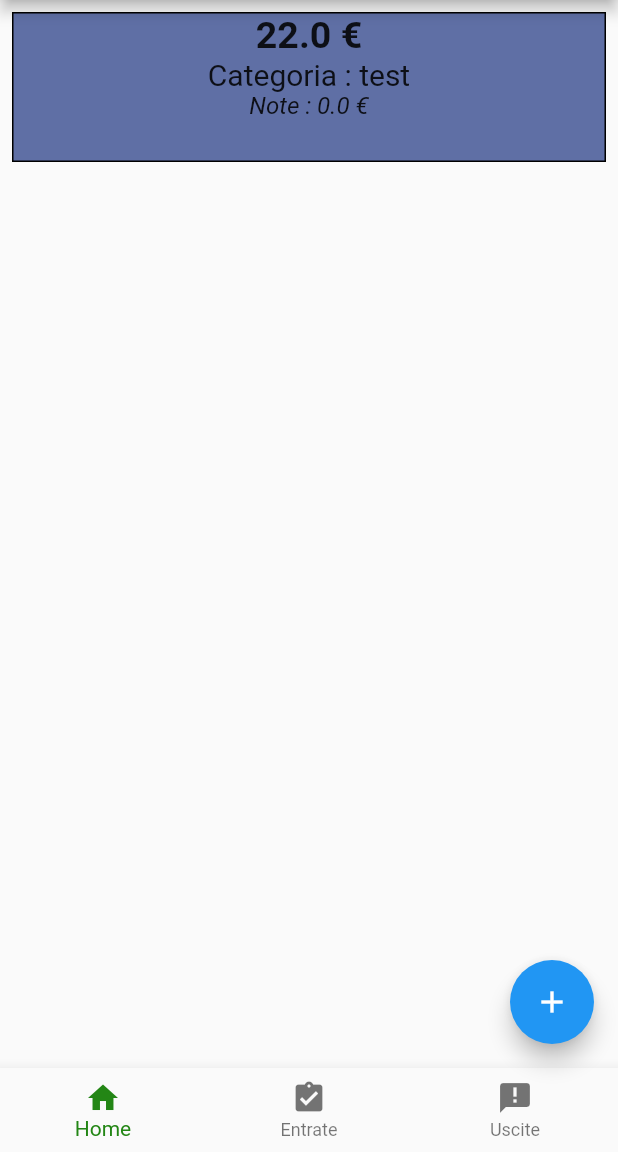
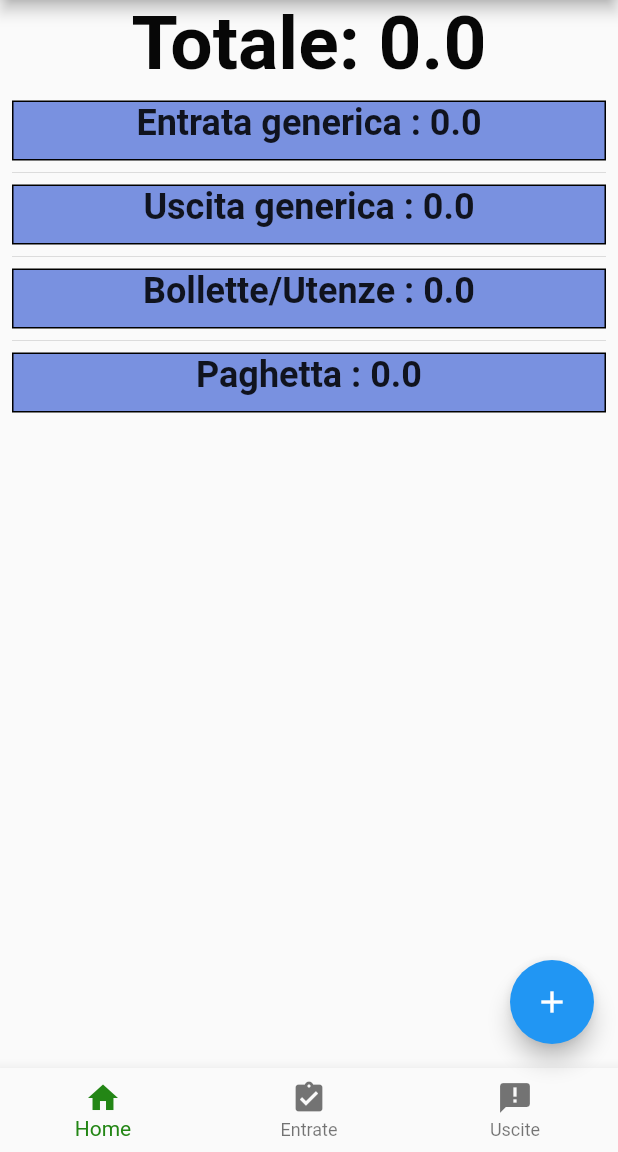
Before and after one commit to AurelMalaj/CakeMoney, a Flutter app: the screen it shows after launch, on a phone screen of 412 x 824 dp, the part 84-1236 px from its top. Run offline on Flutter 3.47's test engine with Material 2 defaults, Android fonts, the phone set to English and light mode, and no system bars.

Commit message:
fix home

```diff
--- a/lib/screens/home.dart
+++ b/lib/screens/home.dart
@@ -18,9 +18,9 @@ class MyHomePage extends StatefulWidget {
 class _MyHomePageState extends State<MyHomePage> {
   int _index = 0;
 
-  final List<Movement> mockMovement = <Movement>[
-    Movement(value: 22, category: "test")
-  ];
+  // final List<Movement> mockMovement = <Movement>[
+  //   Movement(value: 22, category: "test")
+  // ];
 
   @override
   Widget build(BuildContext context) {
@@ -30,34 +30,37 @@ class _MyHomePageState extends State<MyHomePage> {
           centerTitle: true,
           backgroundColor: Color.fromARGB(255, 7, 33, 116),
         ),
-        body: ListView.separated(
+        //crtl .
+        body: Column(
+          children: [
+            Text('Totale: ${Provider.of<Wallet>(context).sum()}',
+                style: TextStyle(
+                    fontSize: 50,
+                    fontWeight: FontWeight.bold,
+                    color: Color.fromARGB(255, 7, 7, 7))),
+            Expanded(
+              child: ListView.separated(
                 padding: const EdgeInsets.all(8),
-          itemCount: mockMovement.length,
+                itemCount:
+                    Provider.of<Wallet>(context).possibileCategories.length,
                 itemBuilder: (BuildContext context, int index) {
                   return Container(
-              height: 100,
-              width: 300,
+                    height: 40,
+                    width: 250,
                     decoration: BoxDecoration(
-                color: Color.fromARGB(255, 95, 111, 165),
+                      color: Color.fromARGB(255, 121, 145, 224),
                       border: Border.all(color: Colors.black),
                     ),
                     child: Center(
                       child: Column(
                         children: [
                           Text(
-                      '${mockMovement[index].value} €',
-                      style:
-                          TextStyle(fontWeight: FontWeight.bold, fontSize: 25),
+                            '${Provider.of<Wallet>(context).possibileCategories[index]} : ${Provider.of<Wallet>(context).sumByCategory(Provider.of<Wallet>(context).possibileCategories[index])}',
+                            style: TextStyle(
+                              fontSize: 24,
+                              fontWeight: FontWeight.bold,
                             ),
-                    Text(
-                      'Categoria : ${mockMovement[index].category}',
-                      style: TextStyle(fontSize: 20),
                           ),
-                    Text(
-                      'Note : ${(Provider.of<Wallet>(context, listen: true).sum())} €',
-                      style:
-                          TextStyle(fontStyle: FontStyle.italic, fontSize: 16),
-                    )
                         ],
                       ),
                     ),
@@ -65,6 +68,9 @@ class _MyHomePageState extends State<MyHomePage> {
                 },
                 separatorBuilder: (BuildContext context, int index) =>
                     const Divider(),
+              ),
+            ),
+          ],
         ),
         floatingActionButton: FloatingActionButton(
           onPressed: (() {
```
Lines whose indentation alone changed are shown as unchanged.
